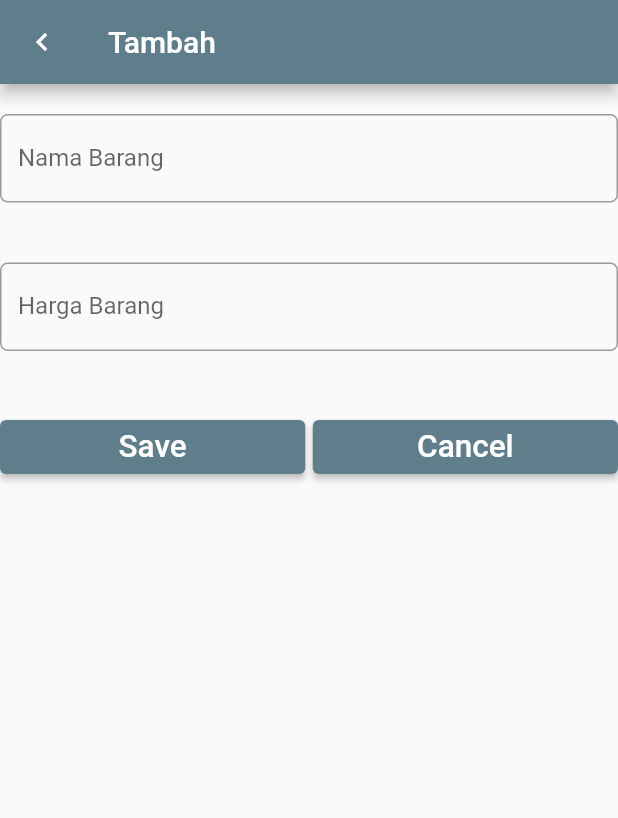
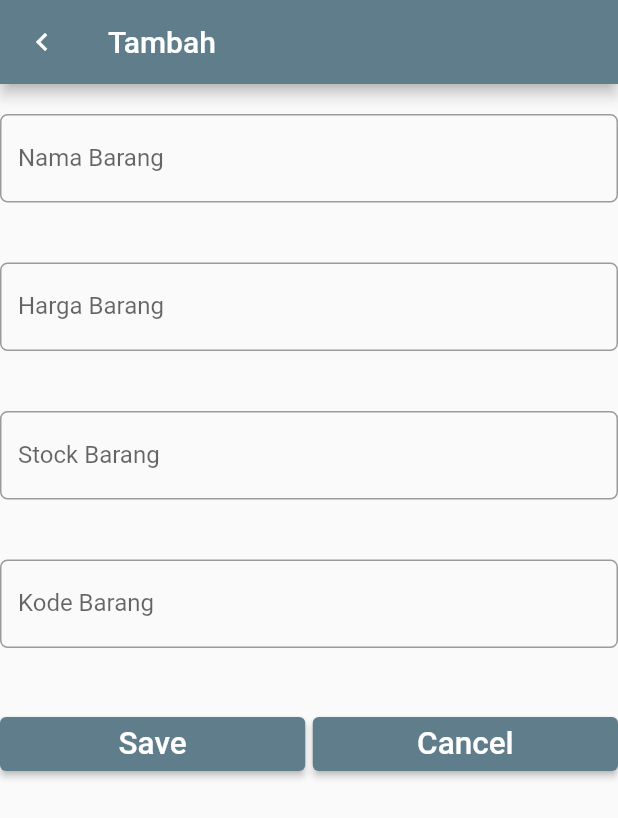
Before and after one commit to Dka-11/flutter_sqflite, a Flutter app: the screen it shows after launch, after a tap on "Tambah Item", on a phone screen of 412 x 824 dp. Shown: the top 818 px of the screen. Run offline on Flutter 3.47's test engine with Material 2 defaults, Android fonts, the phone set to English and light mode, and no system bars; our stand-ins replace sqflite; accounts and stored records are empty.

Commit message:
Add Stock and itemCode

```diff
--- a/lib/helpers/sql_helper.dart
+++ b/lib/helpers/sql_helper.dart
@@ -8,7 +8,9 @@ class SQLHelper {
       CREATE TABLE items (
         id INTEGER PRIMARY KEY AUTOINCREMENT,
         name TEXT,
-        price INTEGER
+        price INTEGER,
+        stock INTEGER,
+        itemCode TEXT
       )
     ''');
     // Petik Tiga (''') digunakan untuk menyimpan data multiline
@@ -23,7 +25,7 @@ class SQLHelper {
   static Future<sql.Database> db() async {
     return sql.openDatabase(
       'adika.db',
-      version: 1,
+      version: 2,
       onCreate: createDB,
     );
   }
--- a/lib/models/item.dart
+++ b/lib/models/item.dart
@@ -2,11 +2,18 @@ class Item {
   int? _id;
   late String name;
   late int price;
+  late int stock;
+  late String itemCode;
 
   int? get id => _id;
 
   // Konstruktor Versi 1
-  Item({required this.name, required this.price});
+  Item({
+    required this.name,
+    required this.price,
+    required this.stock,
+    required this.itemCode,
+  });
 
   // Konstruktor Versi 2 : Konversi dari Map ke Item
   Item.fromMap(Map<String, dynamic> map) {
@@ -18,6 +25,8 @@ class Item {
     // Map id --> variable _id
     name = map['name'];
     price = map['price'];
+    stock = map['stock'];
+    itemCode = map['itemCode'];
   }
 
 // Convert from Item to Map
@@ -28,6 +37,8 @@ class Item {
       // "_id" is item convert to map "id"
       'name': name,
       'price': price,
+      'stock': stock,
+      'itemCode': itemCode,
     };
   }
 }
--- a/lib/pages/entryform.dart
+++ b/lib/pages/entryform.dart
@@ -14,6 +14,8 @@ class EntryFormState extends State<EntryForm> {
 
   TextEditingController nameController = TextEditingController();
   TextEditingController priceController = TextEditingController();
+  TextEditingController stockController = TextEditingController();
+  TextEditingController itemCodeController = TextEditingController();
 
   @override
   Widget build(BuildContext context) {
@@ -22,6 +24,8 @@ class EntryFormState extends State<EntryForm> {
       // Merubah tipe controller yang menyimpan data menjadi tipe item
       // yang kemudian dipanggil dengan variabel item.name, maybe ?
       priceController.text = widget.item!.price.toString();
+      stockController.text = widget.item!.stock.toString();
+      itemCodeController.text = widget.item!.itemCode;
     }
 
     return Scaffold(
@@ -67,6 +71,40 @@ class EntryFormState extends State<EntryForm> {
                 },
               )),
 
+          // Stock Barang
+          Padding(
+              padding: const EdgeInsets.only(top: 20.0, bottom: 20.0),
+              child: TextField(
+                controller: stockController,
+                keyboardType: TextInputType.number,
+                decoration: InputDecoration(
+                  labelText: 'Stock Barang',
+                  border: OutlineInputBorder(
+                    borderRadius: BorderRadius.circular(5.0),
+                  ),
+                ),
+                onChanged: (value) {
+                  // TODO : Method untuk form stock barang
+                },
+              )),
+
+          // itemCode Barang
+          Padding(
+            padding: const EdgeInsets.only(top: 20.0, bottom: 20.0),
+            child: TextField(
+              controller: itemCodeController,
+              keyboardType: TextInputType.text,
+              decoration: InputDecoration(
+                  labelText: 'Kode Barang',
+                  border: OutlineInputBorder(
+                    borderRadius: BorderRadius.circular(5.0),
+                  )),
+              onChanged: (value) {
+                // TODO : method untuk form kode barang
+              },
+            ),
+          ),
+
           // Tombol Button
           Padding(
             padding: const EdgeInsets.only(top: 20.0, bottom: 20.0),
@@ -83,12 +121,17 @@ class EntryFormState extends State<EntryForm> {
                     if (widget.item == null) {
                       // Tambah Data
                       widget.item = Item(
-                          name: nameController.text,
-                          price: int.parse(priceController.text));
+                        name: nameController.text,
+                        price: int.parse(priceController.text),
+                        stock: int.parse(stockController.text),
+                        itemCode: itemCodeController.text,
+                      );
                     } else {
                       // Ubah Data
                       widget.item!.name = nameController.text;
                       widget.item!.price = int.parse(priceController.text);
+                      widget.item!.stock = int.parse(stockController.text);
+                      widget.item!.itemCode = itemCodeController.text;
                     }
                     // Kembali ke layar sebelumnya dengan membawa objek item
                     Navigator.pop(context, widget.item);
```
Also changed, not shown: lib/pages/home.dart (+22 -1 lines).
